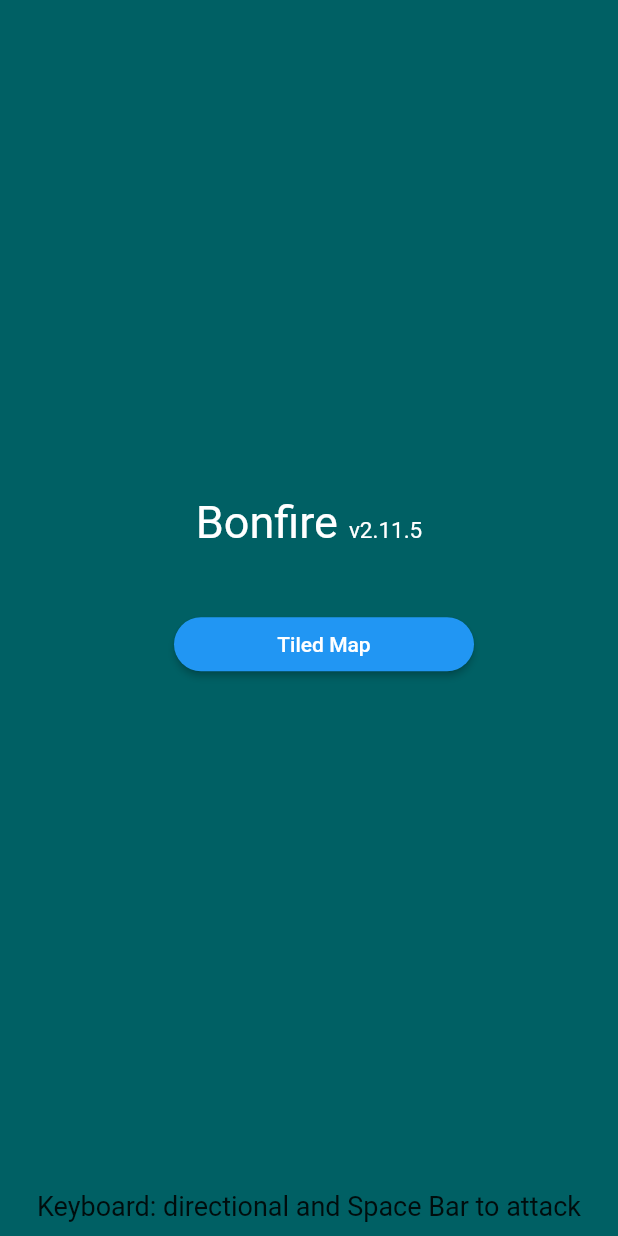
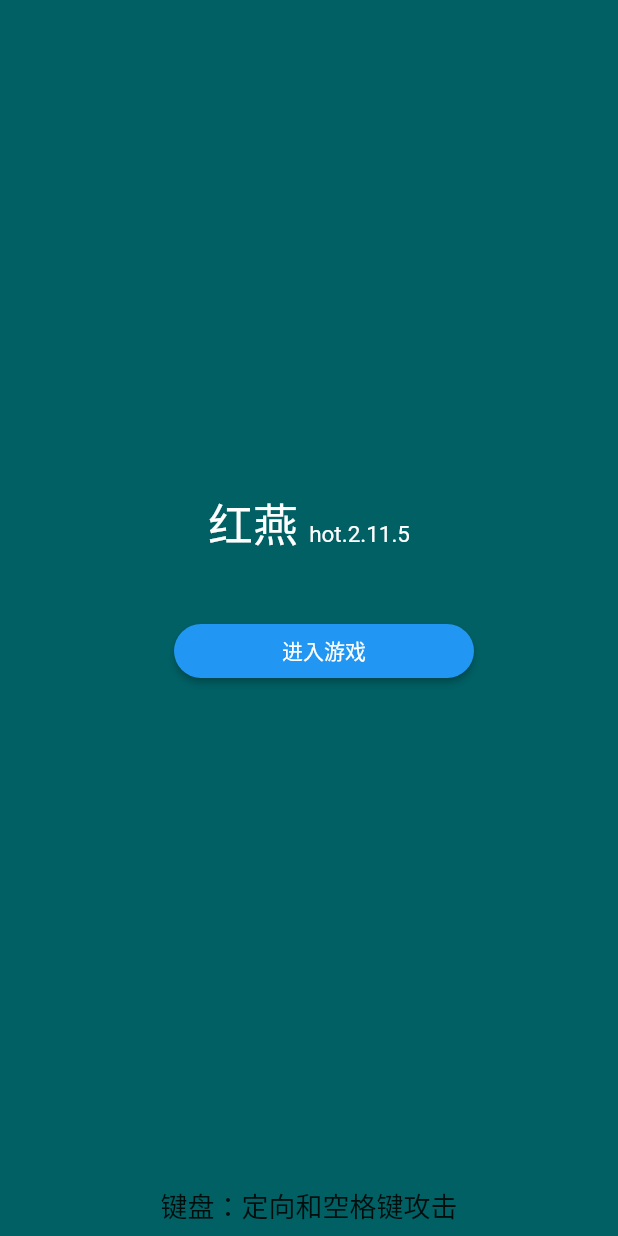
Before and after one commit to xu-chao/game, a Flutter app: the screen it shows after launch, on a phone screen of 412 x 824 dp. Run offline on Flutter 3.47's test engine with Material 2 defaults, Android fonts, the phone set to English and light mode, and no system bars; missing offline and left inert: a_star_algorithm, flame, tiledjsonreader.

Commit message:
init:初始化项目

```diff
--- a/game/game/lib/main.dart
+++ b/game/game/lib/main.dart
@@ -40,11 +40,11 @@
             Center(
               child: RichText(
                 text: const TextSpan(
-                  text: 'Bonfire',
+                  text: '红燕',
                   style: TextStyle(fontSize: 30, color: Colors.white),
                   children: [
                     TextSpan(
-                      text: '  v2.11.5',
+                      text: '  hot.2.11.5',
                       style: TextStyle(fontSize: 15, color: Colors.white),
                     )
                   ],
@@ -62,7 +62,7 @@
                   const SizedBox(
                     height: 10,
                   ),
-                  _buildButton(context, 'Tiled Map', () {
+                  _buildButton(context, '进入游戏', () {
                     _navTo(context, const GameTiledMap());
                   }),
                 ],
@@ -75,7 +75,7 @@
         height: 40,
         child: Center(
           child: Text(
-            'Keyboard: directional and Space Bar to attack',
+            '键盘：定向和空格键攻击',
             style: TextStyle(fontSize: 18),
           ),
         ),
```
